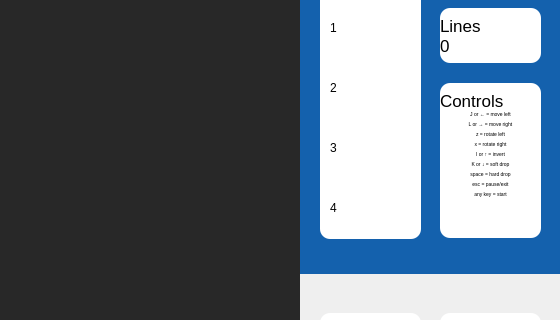
First picture: the form in QtTetris/mainwindow.ui, repository timothy-ha/qt-tetris, before the edit; both pictures show x 0 to 560 and y 127 to 447 of the 560 by 600 pixel window.
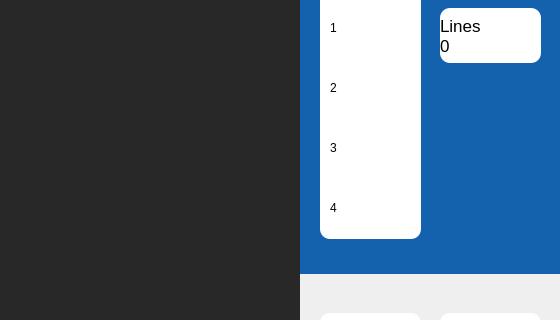
Second picture: the form after the edit.

Commit message: remove controls

Patch:
```diff
--- a/QtTetris/mainwindow.ui
+++ b/QtTetris/mainwindow.ui
@@ -484,62 +484,6 @@
     </property>
    </widget>
   </widget>
-  <widget class="QLabel" name="label_controls">
-   <property name="geometry">
-    <rect>
-     <x>440</x>
-     <y>220</y>
-     <width>101</width>
-     <height>16</height>
-    </rect>
-   </property>
-   <property name="font">
-    <font>
-     <pointsize>13</pointsize>
-    </font>
-   </property>
-   <property name="text">
-    <string>Controls</string>
-   </property>
-  </widget>
-  <widget class="QTextEdit" name="textEdit">
-   <property name="geometry">
-    <rect>
-     <x>440</x>
-     <y>210</y>
-     <width>101</width>
-     <height>155</height>
-    </rect>
-   </property>
-   <property name="font">
-    <font>
-     <pointsize>5</pointsize>
-    </font>
-   </property>
-   <property name="focusPolicy">
-    <enum>Qt::NoFocus</enum>
-   </property>
-   <property name="styleSheet">
-    <string notr="true">background-color: white; border: 0px; border-radius: 10px;</string>
-   </property>
-   <property name="html">
-    <string>&lt;!DOCTYPE HTML PUBLIC &quot;-//W3C//DTD HTML 4.0//EN&quot; &quot;http://www.w3.org/TR/REC-html40/strict.dtd&quot;&gt;
-&lt;html&gt;&lt;head&gt;&lt;meta name=&quot;qrichtext&quot; content=&quot;1&quot; /&gt;&lt;style type=&quot;text/css&quot;&gt;
-p, li { white-space: pre-wrap; }
-&lt;/style&gt;&lt;/head&gt;&lt;body style=&quot; font-family:'MS Shell Dlg 2'; font-size:5pt; font-weight:400; font-style:normal;&quot;&gt;
-&lt;p align=&quot;center&quot; style=&quot;-qt-paragraph-type:empty; margin-top:0px; margin-bottom:0px; margin-left:0px; margin-right:0px; -qt-block-indent:0; text-indent:0px; font-size:6pt;&quot;&gt;&lt;br /&gt;&lt;/p&gt;
-&lt;p align=&quot;center&quot; style=&quot;-qt-paragraph-type:empty; margin-top:0px; margin-bottom:0px; margin-left:0px; margin-right:0px; -qt-block-indent:0; text-indent:0px; font-size:6pt;&quot;&gt;&lt;br /&gt;&lt;/p&gt;
-&lt;p align=&quot;center&quot; style=&quot; margin-top:0px; margin-bottom:0px; margin-left:0px; margin-right:0px; -qt-block-indent:0; text-indent:0px;&quot;&gt;&lt;span style=&quot; font-size:6pt; vertical-align:sub;&quot;&gt;J or ← = move left&lt;/span&gt;&lt;/p&gt;
-&lt;p align=&quot;center&quot; style=&quot; margin-top:0px; margin-bottom:0px; margin-left:0px; margin-right:0px; -qt-block-indent:0; text-indent:0px;&quot;&gt;&lt;span style=&quot; font-size:6pt; vertical-align:sub;&quot;&gt;L or → = move right&lt;/span&gt;&lt;/p&gt;
-&lt;p align=&quot;center&quot; style=&quot; margin-top:0px; margin-bottom:0px; margin-left:0px; margin-right:0px; -qt-block-indent:0; text-indent:0px;&quot;&gt;&lt;span style=&quot; font-size:6pt; vertical-align:sub;&quot;&gt;z = rotate left&lt;/span&gt;&lt;/p&gt;
-&lt;p align=&quot;center&quot; style=&quot; margin-top:0px; margin-bottom:0px; margin-left:0px; margin-right:0px; -qt-block-indent:0; text-indent:0px;&quot;&gt;&lt;span style=&quot; font-size:6pt; vertical-align:sub;&quot;&gt;x = rotate right&lt;/span&gt;&lt;/p&gt;
-&lt;p align=&quot;center&quot; style=&quot; margin-top:0px; margin-bottom:0px; margin-left:0px; margin-right:0px; -qt-block-indent:0; text-indent:0px;&quot;&gt;&lt;span style=&quot; font-size:6pt; vertical-align:sub;&quot;&gt;I or ↑ = invert&lt;/span&gt;&lt;/p&gt;
-&lt;p align=&quot;center&quot; style=&quot; margin-top:0px; margin-bottom:0px; margin-left:0px; margin-right:0px; -qt-block-indent:0; text-indent:0px;&quot;&gt;&lt;span style=&quot; font-size:6pt; vertical-align:sub;&quot;&gt;K or ↓ = soft drop&lt;/span&gt;&lt;/p&gt;
-&lt;p align=&quot;center&quot; style=&quot; margin-top:0px; margin-bottom:0px; margin-left:0px; margin-right:0px; -qt-block-indent:0; text-indent:0px;&quot;&gt;&lt;span style=&quot; font-size:6pt; vertical-align:sub;&quot;&gt;space = hard drop&lt;/span&gt;&lt;/p&gt;
-&lt;p align=&quot;center&quot; style=&quot; margin-top:0px; margin-bottom:0px; margin-left:0px; margin-right:0px; -qt-block-indent:0; text-indent:0px;&quot;&gt;&lt;span style=&quot; font-size:6pt; vertical-align:sub;&quot;&gt;esc = pause/exit&lt;/span&gt;&lt;/p&gt;
-&lt;p align=&quot;center&quot; style=&quot; margin-top:0px; margin-bottom:0px; margin-left:0px; margin-right:0px; -qt-block-indent:0; text-indent:0px;&quot;&gt;&lt;span style=&quot; font-size:6pt; vertical-align:sub;&quot;&gt;any key = start&lt;/span&gt;&lt;/p&gt;&lt;/body&gt;&lt;/html&gt;</string>
-   </property>
-  </widget>
   <zorder>nextBox</zorder>
   <zorder>textEdit</zorder>
   <zorder>widget_8</zorder>
```
Left out of the diff: 2 changed lines with no effect on the pictures. The commit also changes 1 other file.
